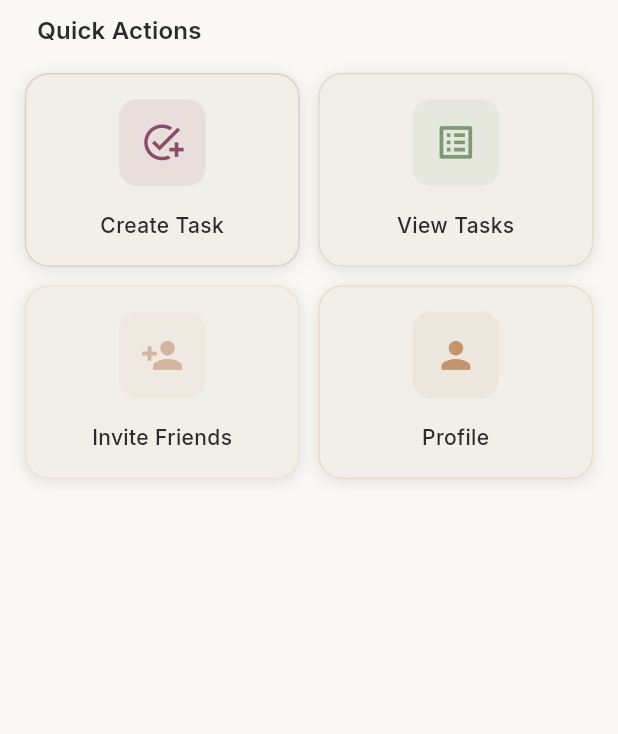
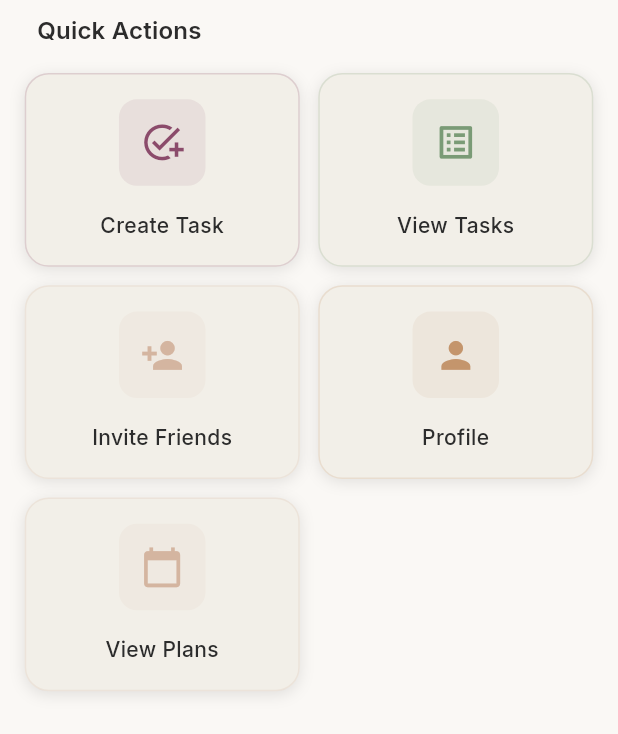
Before and after one commit to mattiyoo33/ticktask, a Flutter app: the QuickActionsWidget widget shown alone on an empty page, opened directly, on a phone screen of 412 x 824 dp. Shown: the top 734 px of the screen. Run offline on Flutter 3.47's test engine with Material 3 defaults, Android fonts, the phone set to English and light mode, and no system bars; our stand-ins replace cached_network_image, connectivity_plus, flutter_riverpod, flutter_slidable, flutter_svg, fluttertoast and 4 more; accounts and stored records are empty; statements that could not run were skipped.

Commit message:
Add Plans on Quick actions

```diff
--- a/lib/presentation/home_dashboard/home_dashboard.dart
+++ b/lib/presentation/home_dashboard/home_dashboard.dart
@@ -295,6 +295,8 @@ class _HomeDashboardState extends ConsumerState<HomeDashboard>
                           Navigator.pushNamed(context, '/friends-screen'),
                       onViewProfile: () =>
                           Navigator.pushNamed(context, '/profile-screen'),
+                      onViewPlans: () =>
+                          Navigator.pushNamed(context, '/plans-screen'),
                     ),
                     SizedBox(height: 10.h),
                   ],
--- a/lib/presentation/home_dashboard/widgets/quick_actions_widget.dart
+++ b/lib/presentation/home_dashboard/widgets/quick_actions_widget.dart
@@ -8,6 +8,7 @@ class QuickActionsWidget extends StatelessWidget {
   final VoidCallback onViewAllTasks;
   final VoidCallback onInviteFriends;
   final VoidCallback onViewProfile;
+  final VoidCallback onViewPlans;
 
   const QuickActionsWidget({
     super.key,
@@ -15,6 +16,7 @@ class QuickActionsWidget extends StatelessWidget {
     required this.onViewAllTasks,
     required this.onInviteFriends,
     required this.onViewProfile,
+    required this.onViewPlans,
   });
 
   @override
@@ -82,6 +84,24 @@ class QuickActionsWidget extends StatelessWidget {
                   color: AppTheme.warningLight,
                   onTap: onViewProfile,
                 ),
+              ),
+            ],
+          ),
+          SizedBox(height: 3.w),
+          Row(
+            children: [
+              Expanded(
+                child: _buildActionCard(
+                  context: context,
+                  title: 'View Plans',
+                  icon: 'calendar_today',
+                  color: colorScheme.tertiary,
+                  onTap: onViewPlans,
+                ),
+              ),
+              SizedBox(width: 3.w),
+              Expanded(
+                child: SizedBox(), // Empty space to maintain grid alignment
               ),
             ],
           ),
```
